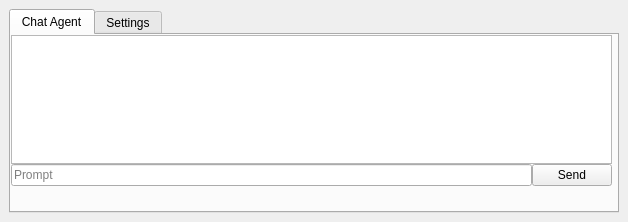
Above: qgpt_agent_dockwidget_base.ui from momaabna/QGPTAgent before the change. Below: the same form after it.
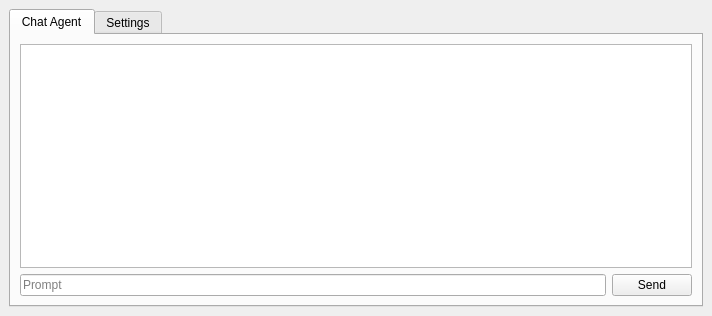
That is the form after the change. The open tabs and pages were chosen to show the change. Custom widgets are drawn as their Qt base class.

```diff
--- a/qgpt_agent_dockwidget_base.ui
+++ b/qgpt_agent_dockwidget_base.ui
@@ -6,8 +6,8 @@
    <rect>
     <x>0</x>
     <y>0</y>
-    <width>628</width>
-    <height>222</height>
+    <width>712</width>
+    <height>316</height>
    </rect>
   </property>
   <property name="windowTitle">
@@ -21,31 +21,39 @@
        <number>1</number>
       </property>
       <widget class="QWidget" name="chatTab">
+       <property name="sizePolicy">
+        <sizepolicy hsizetype="Expanding" vsizetype="Expanding">
+         <horstretch>0</horstretch>
+         <verstretch>0</verstretch>
+        </sizepolicy>
+       </property>
        <attribute name="title">
         <string>Chat Agent</string>
        </attribute>
-       <widget class="QWidget" name="layoutWidget">
-        <property name="geometry">
-         <rect>
-          <x>0</x>
-          <y>0</y>
-          <width>601</width>
-          <height>151</height>
-         </rect>
-        </property>
-        <layout class="QGridLayout" name="gridLayout_2">
-         <property name="spacing">
-          <number>0</number>
-         </property>
-         <item row="0" column="0">
+       <layout class="QVBoxLayout" name="verticalLayout_2">
+        <item>
+         <layout class="QVBoxLayout" name="verticalLayout">
+          <property name="sizeConstraint">
+           <enum>QLayout::SetDefaultConstraint</enum>
+          </property>
+          <item>
           <widget class="QTextEdit" name="chatEdit">
+            <property name="sizePolicy">
+             <sizepolicy hsizetype="Expanding" vsizetype="Expanding">
+              <horstretch>0</horstretch>
+              <verstretch>0</verstretch>
+             </sizepolicy>
+            </property>
            <property name="readOnly">
             <bool>true</bool>
            </property>
           </widget>
          </item>
-         <item row="1" column="0">
+          <item>
           <layout class="QHBoxLayout" name="horizontalLayout">
+            <property name="sizeConstraint">
+             <enum>QLayout::SetDefaultConstraint</enum>
+            </property>
            <item>
             <widget class="QLineEdit" name="msgEdit">
              <property name="placeholderText">
@@ -63,7 +71,8 @@
           </layout>
          </item>
         </layout>
-       </widget>
+        </item>
+       </layout>
       </widget>
       <widget class="QWidget" name="settingTab">
        <attribute name="title">
```
Left out of the diff: 2 changed lines with no effect on the pictures. Lines whose indentation alone changed are shown as unchanged.
